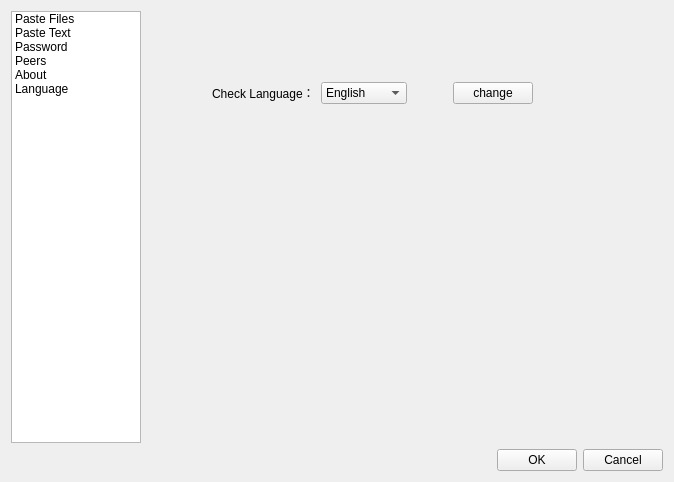
This is configure.ui in hgoldfish/lafdup as Qt 5 draws it before an edit. The edited form follows.
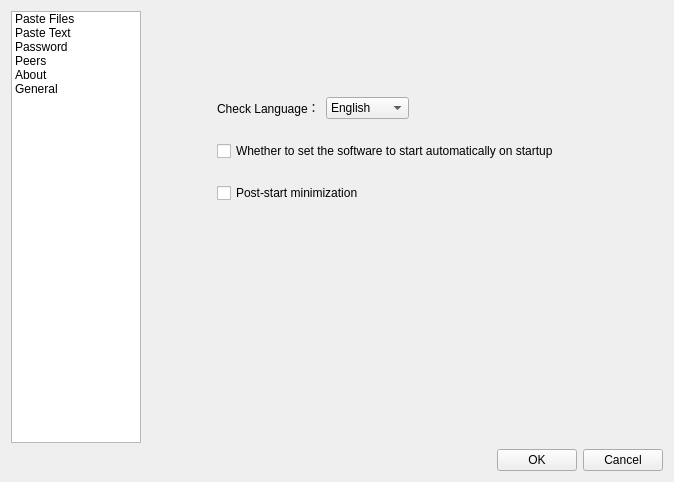
This is the edited form. The open tabs and pages were chosen to show the change. Icons and pictures are not drawn.

What changed in the file:
```diff
--- a/configure.ui
+++ b/configure.ui
@@ -95,7 +95,7 @@
        </item>
        <item>
         <property name="text">
-         <string>Language</string>
+         <string>General</string>
         </property>
         <property name="icon">
          <iconset resource="lafdup.qrc">
@@ -701,26 +701,15 @@
         <widget class="QWidget" name="layoutWidget">
          <property name="geometry">
           <rect>
-           <x>40</x>
+           <x>70</x>
            <y>70</y>
-           <width>371</width>
-           <height>24</height>
+           <width>372</width>
+           <height>141</height>
           </rect>
          </property>
-         <layout class="QHBoxLayout" name="horizontalLayout_9" stretch="0,3,2,0,1,0">
+         <layout class="QVBoxLayout" name="verticalLayout_9">
           <item>
-           <spacer name="horizontalSpacer_11">
-            <property name="orientation">
-             <enum>Qt::Horizontal</enum>
-            </property>
-            <property name="sizeHint" stdset="0">
-             <size>
-              <width>40</width>
-              <height>20</height>
-             </size>
-            </property>
-           </spacer>
-          </item>
+           <layout class="QHBoxLayout" name="horizontalLayout_9" stretch="3,2,0">
           <item>
            <widget class="QLabel" name="lblLanguage">
             <property name="sizePolicy">
@@ -729,6 +718,12 @@
               <verstretch>0</verstretch>
              </sizepolicy>
             </property>
+              <property name="minimumSize">
+               <size>
+                <width>80</width>
+                <height>0</height>
+               </size>
+              </property>
             <property name="text">
              <string>Check Language：</string>
             </property>
@@ -742,6 +737,12 @@
               <verstretch>0</verstretch>
              </sizepolicy>
             </property>
+              <property name="minimumSize">
+               <size>
+                <width>80</width>
+                <height>0</height>
+               </size>
+              </property>
             <item>
              <property name="text">
               <string>English</string>
@@ -764,37 +765,27 @@
             </property>
             <property name="sizeHint" stdset="0">
              <size>
-              <width>40</width>
+                <width>180</width>
               <height>20</height>
              </size>
             </property>
            </spacer>
           </item>
+           </layout>
+          </item>
           <item>
-           <widget class="QPushButton" name="btnChangeLanguage">
-            <property name="sizePolicy">
-             <sizepolicy hsizetype="Fixed" vsizetype="Fixed">
-              <horstretch>0</horstretch>
-              <verstretch>0</verstretch>
-             </sizepolicy>
-            </property>
+           <widget class="QCheckBox" name="chkAutoStart">
             <property name="text">
-             <string>change</string>
+             <string>Whether to set the software to start automatically on startup</string>
             </property>
            </widget>
           </item>
           <item>
-           <spacer name="horizontalSpacer_12">
-            <property name="orientation">
-             <enum>Qt::Horizontal</enum>
+           <widget class="QCheckBox" name="chkStartMin">
+            <property name="text">
+             <string>Post-start minimization</string>
             </property>
-            <property name="sizeHint" stdset="0">
-             <size>
-              <width>40</width>
-              <height>20</height>
-             </size>
-            </property>
-           </spacer>
+           </widget>
           </item>
          </layout>
         </widget>
```
Lines whose indentation alone changed are shown as unchanged.
